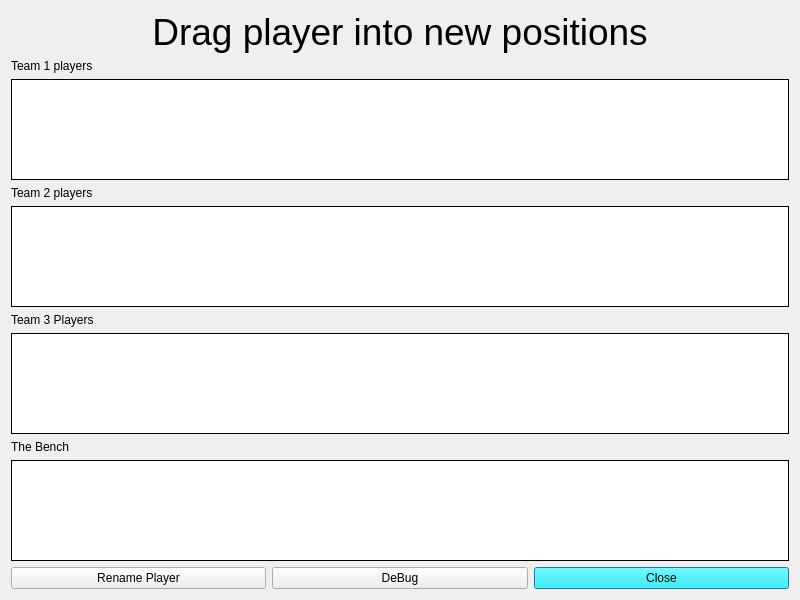
The window that RearrangePlayers.ui (rmick/Combobulator) describes before a commit, drawn with Qt 5.
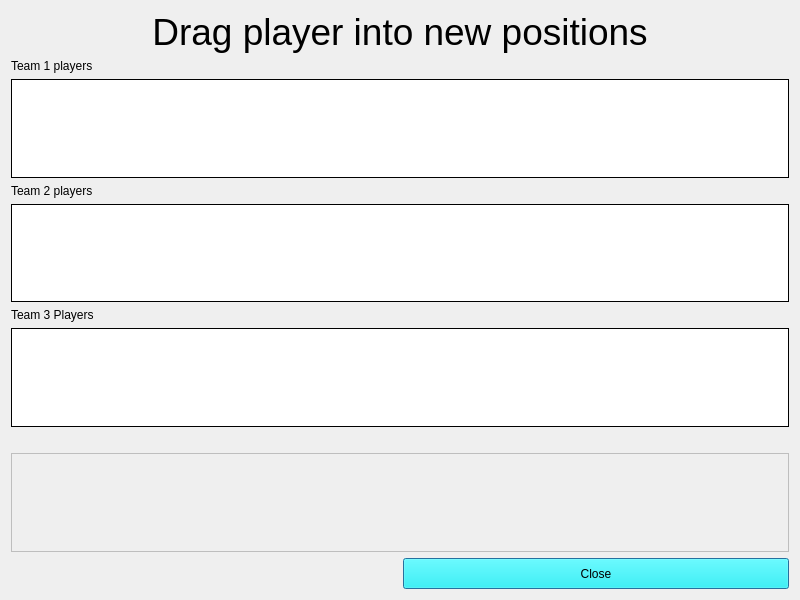
The same window after the commit.

Commit message: ReArrange Players working.

```diff
--- a/RearrangePlayers.ui
+++ b/RearrangePlayers.ui
@@ -17,8 +17,109 @@
    <string notr="true"/>
   </property>
   <layout class="QGridLayout" name="gridLayout">
-   <item row="8" column="0" colspan="3">
+   <item row="2" column="0" colspan="2">
+    <widget class="QListWidget" name="list_Team1">
+     <property name="font">
+      <font>
+       <pointsize>16</pointsize>
+      </font>
+     </property>
+     <property name="acceptDrops">
+      <bool>true</bool>
+     </property>
+     <property name="frameShape">
+      <enum>QFrame::Panel</enum>
+     </property>
+     <property name="frameShadow">
+      <enum>QFrame::Plain</enum>
+     </property>
+     <property name="verticalScrollBarPolicy">
+      <enum>Qt::ScrollBarAlwaysOff</enum>
+     </property>
+     <property name="horizontalScrollBarPolicy">
+      <enum>Qt::ScrollBarAlwaysOff</enum>
+     </property>
+     <property name="dragEnabled">
+      <bool>true</bool>
+     </property>
+     <property name="defaultDropAction">
+      <enum>Qt::MoveAction</enum>
+     </property>
+     <property name="alternatingRowColors">
+      <bool>false</bool>
+     </property>
+     <property name="flow">
+      <enum>QListView::LeftToRight</enum>
+     </property>
+     <property name="spacing">
+      <number>5</number>
+     </property>
+    </widget>
+   </item>
+   <item row="8" column="0" colspan="2">
     <widget class="QListWidget" name="list_Bench">
+     <property name="enabled">
+      <bool>false</bool>
+     </property>
+     <property name="font">
+      <font>
+       <pointsize>16</pointsize>
+      </font>
+     </property>
+     <property name="acceptDrops">
+      <bool>true</bool>
+     </property>
+     <property name="frameShape">
+      <enum>QFrame::Panel</enum>
+     </property>
+     <property name="frameShadow">
+      <enum>QFrame::Plain</enum>
+     </property>
+     <property name="verticalScrollBarPolicy">
+      <enum>Qt::ScrollBarAlwaysOff</enum>
+     </property>
+     <property name="horizontalScrollBarPolicy">
+      <enum>Qt::ScrollBarAlwaysOff</enum>
+     </property>
+     <property name="showDropIndicator" stdset="0">
+      <bool>true</bool>
+     </property>
+     <property name="dragEnabled">
+      <bool>true</bool>
+     </property>
+     <property name="defaultDropAction">
+      <enum>Qt::MoveAction</enum>
+     </property>
+     <property name="alternatingRowColors">
+      <bool>false</bool>
+     </property>
+     <property name="flow">
+      <enum>QListView::LeftToRight</enum>
+     </property>
+     <property name="spacing">
+      <number>5</number>
+     </property>
+    </widget>
+   </item>
+   <item row="7" column="0">
+    <widget class="QLabel" name="label_TheBench">
+     <property name="enabled">
+      <bool>true</bool>
+     </property>
+     <property name="text">
+      <string/>
+     </property>
+    </widget>
+   </item>
+   <item row="1" column="0">
+    <widget class="QLabel" name="label_Team1">
+     <property name="text">
+      <string>Team 1 players</string>
+     </property>
+    </widget>
+   </item>
+   <item row="6" column="0" colspan="2">
+    <widget class="QListWidget" name="list_Team3">
      <property name="font">
       <font>
        <pointsize>16</pointsize>
@@ -57,27 +158,55 @@
     </widget>
    </item>
    <item row="5" column="0">
-    <widget class="QLabel" name="label_2">
+    <widget class="QLabel" name="label_Team3">
      <property name="text">
       <string>Team 3 Players</string>
      </property>
     </widget>
    </item>
-   <item row="3" column="0">
-    <widget class="QLabel" name="label_Team2">
-     <property name="text">
-      <string>Team 2 players</string>
+   <item row="4" column="0" colspan="2">
+    <widget class="QListWidget" name="list_Team2">
+     <property name="font">
+      <font>
+       <pointsize>16</pointsize>
+      </font>
      </property>
-    </widget>
-   </item>
-   <item row="7" column="0">
-    <widget class="QLabel" name="label_3">
-     <property name="text">
-      <string>The Bench</string>
+     <property name="acceptDrops">
+      <bool>true</bool>
      </property>
+     <property name="frameShape">
+      <enum>QFrame::Panel</enum>
+     </property>
+     <property name="frameShadow">
+      <enum>QFrame::Plain</enum>
+     </property>
+     <property name="verticalScrollBarPolicy">
+      <enum>Qt::ScrollBarAlwaysOff</enum>
+     </property>
+     <property name="horizontalScrollBarPolicy">
+      <enum>Qt::ScrollBarAlwaysOff</enum>
+     </property>
+     <property name="dragEnabled">
+      <bool>true</bool>
+     </property>
+     <property name="defaultDropAction">
+      <enum>Qt::MoveAction</enum>
+     </property>
+     <property name="alternatingRowColors">
+      <bool>false</bool>
+     </property>
+     <property name="flow">
+      <enum>QListView::LeftToRight</enum>
+     </property>
+     <property name="spacing">
+      <number>5</number>
+     </property>
+     <property name="wordWrap">
+      <bool>false</bool>
+     </property>
     </widget>
    </item>
-   <item row="0" column="0" colspan="3">
+   <item row="0" column="0" colspan="2">
     <widget class="QLabel" name="label">
      <property name="palette">
       <palette>
@@ -129,11 +258,24 @@
      </property>
     </widget>
    </item>
-   <item row="9" column="2">
+   <item row="3" column="0">
+    <widget class="QLabel" name="label_Team2">
+     <property name="text">
+      <string>Team 2 players</string>
+     </property>
+    </widget>
+   </item>
+   <item row="9" column="1" rowspan="3">
     <widget class="QPushButton" name="btn_Close">
      <property name="enabled">
       <bool>true</bool>
      </property>
+     <property name="sizePolicy">
+      <sizepolicy hsizetype="Minimum" vsizetype="Preferred">
+       <horstretch>0</horstretch>
+       <verstretch>0</verstretch>
+      </sizepolicy>
+     </property>
      <property name="palette">
       <palette>
        <active>
@@ -230,146 +372,21 @@
      </property>
     </widget>
    </item>
-   <item row="1" column="0">
-    <widget class="QLabel" name="label_Team1">
-     <property name="text">
-      <string>Team 1 players</string>
+   <item row="10" column="0">
+    <spacer name="verticalSpacer">
+     <property name="orientation">
+      <enum>Qt::Vertical</enum>
      </property>
-    </widget>
-   </item>
-   <item row="9" column="0">
-    <widget class="QPushButton" name="btn_RenamePlayer">
-     <property name="text">
-      <string>Rename Player</string>
+     <property name="sizeType">
+      <enum>QSizePolicy::Fixed</enum>
      </property>
-    </widget>
-   </item>
-   <item row="6" column="0" colspan="3">
-    <widget class="QListWidget" name="list_Team3">
-     <property name="font">
-      <font>
-       <pointsize>16</pointsize>
-      </font>
+     <property name="sizeHint" stdset="0">
+      <size>
+       <width>20</width>
+       <height>25</height>
+      </size>
      </property>
-     <property name="acceptDrops">
-      <bool>true</bool>
-     </property>
-     <property name="frameShape">
-      <enum>QFrame::Panel</enum>
-     </property>
-     <property name="frameShadow">
-      <enum>QFrame::Plain</enum>
-     </property>
-     <property name="verticalScrollBarPolicy">
-      <enum>Qt::ScrollBarAlwaysOff</enum>
-     </property>
-     <property name="horizontalScrollBarPolicy">
-      <enum>Qt::ScrollBarAlwaysOff</enum>
-     </property>
-     <property name="dragEnabled">
-      <bool>true</bool>
-     </property>
-     <property name="defaultDropAction">
-      <enum>Qt::MoveAction</enum>
-     </property>
-     <property name="alternatingRowColors">
-      <bool>false</bool>
-     </property>
-     <property name="flow">
-      <enum>QListView::LeftToRight</enum>
-     </property>
-     <property name="spacing">
-      <number>5</number>
-     </property>
-    </widget>
-   </item>
-   <item row="4" column="0" colspan="3">
-    <widget class="QListWidget" name="list_Team2">
-     <property name="font">
-      <font>
-       <pointsize>16</pointsize>
-      </font>
-     </property>
-     <property name="acceptDrops">
-      <bool>true</bool>
-     </property>
-     <property name="frameShape">
-      <enum>QFrame::Panel</enum>
-     </property>
-     <property name="frameShadow">
-      <enum>QFrame::Plain</enum>
-     </property>
-     <property name="verticalScrollBarPolicy">
-      <enum>Qt::ScrollBarAlwaysOff</enum>
-     </property>
-     <property name="horizontalScrollBarPolicy">
-      <enum>Qt::ScrollBarAlwaysOff</enum>
-     </property>
-     <property name="dragEnabled">
-      <bool>true</bool>
-     </property>
-     <property name="defaultDropAction">
-      <enum>Qt::MoveAction</enum>
-     </property>
-     <property name="alternatingRowColors">
-      <bool>false</bool>
-     </property>
-     <property name="flow">
-      <enum>QListView::LeftToRight</enum>
-     </property>
-     <property name="spacing">
-      <number>5</number>
-     </property>
-     <property name="wordWrap">
-      <bool>false</bool>
-     </property>
-    </widget>
-   </item>
-   <item row="2" column="0" colspan="3">
-    <widget class="QListWidget" name="list_Team1">
-     <property name="font">
-      <font>
-       <pointsize>16</pointsize>
-      </font>
-     </property>
-     <property name="acceptDrops">
-      <bool>true</bool>
-     </property>
-     <property name="frameShape">
-      <enum>QFrame::Panel</enum>
-     </property>
-     <property name="frameShadow">
-      <enum>QFrame::Plain</enum>
-     </property>
-     <property name="verticalScrollBarPolicy">
-      <enum>Qt::ScrollBarAlwaysOff</enum>
-     </property>
-     <property name="horizontalScrollBarPolicy">
-      <enum>Qt::ScrollBarAlwaysOff</enum>
-     </property>
-     <property name="dragEnabled">
-      <bool>true</bool>
-     </property>
-     <property name="defaultDropAction">
-      <enum>Qt::MoveAction</enum>
-     </property>
-     <property name="alternatingRowColors">
-      <bool>false</bool>
-     </property>
-     <property name="flow">
-      <enum>QListView::LeftToRight</enum>
-     </property>
-     <property name="spacing">
-      <number>5</number>
-     </property>
-    </widget>
-   </item>
-   <item row="9" column="1">
-    <widget class="QPushButton" name="btn_DeBug">
-     <property name="text">
-      <string>DeBug</string>
-     </property>
-    </widget>
+    </spacer>
    </item>
   </layout>
  </widget>
```
The commit also changes 6 other files.
